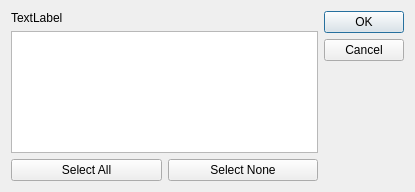
The window that src/ckb/modeselectdialog.ui (sterpe/ckb-next) describes before a commit, drawn with Qt 5.
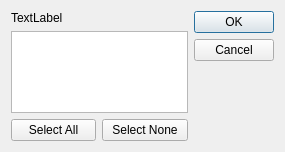
The same window after the commit.

What changed in the file:
```diff
--- a/src/ckb/modeselectdialog.ui
+++ b/src/ckb/modeselectdialog.ui
@@ -6,8 +6,8 @@
    <rect>
     <x>0</x>
     <y>0</y>
-    <width>415</width>
-    <height>192</height>
+    <width>285</width>
+    <height>152</height>
    </rect>
   </property>
   <property name="windowTitle">
```
